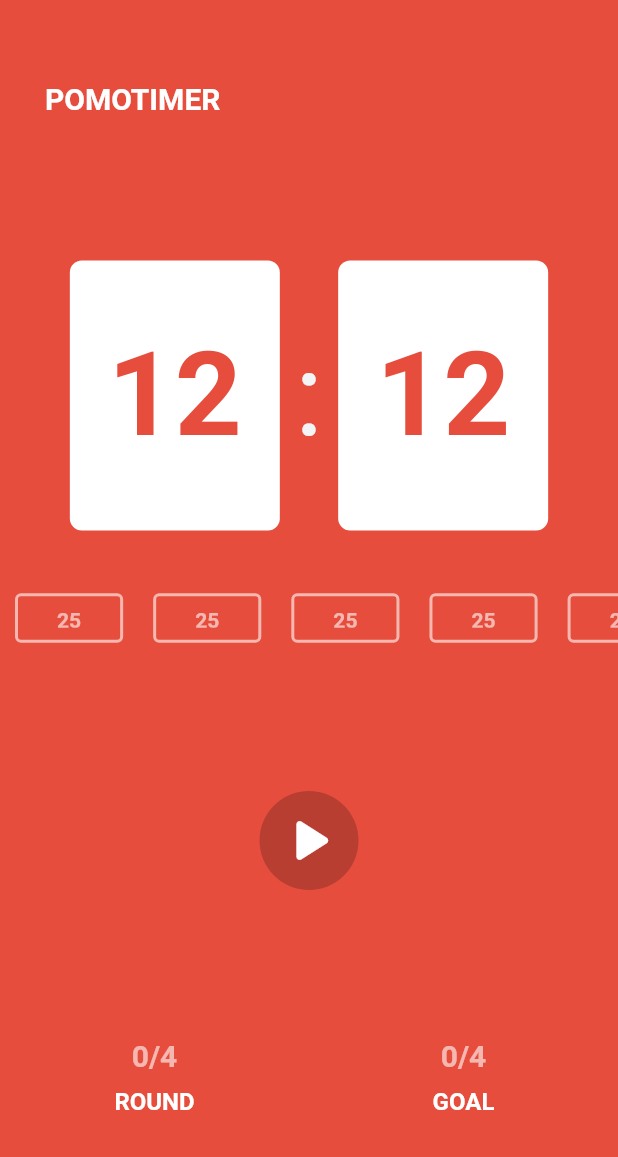
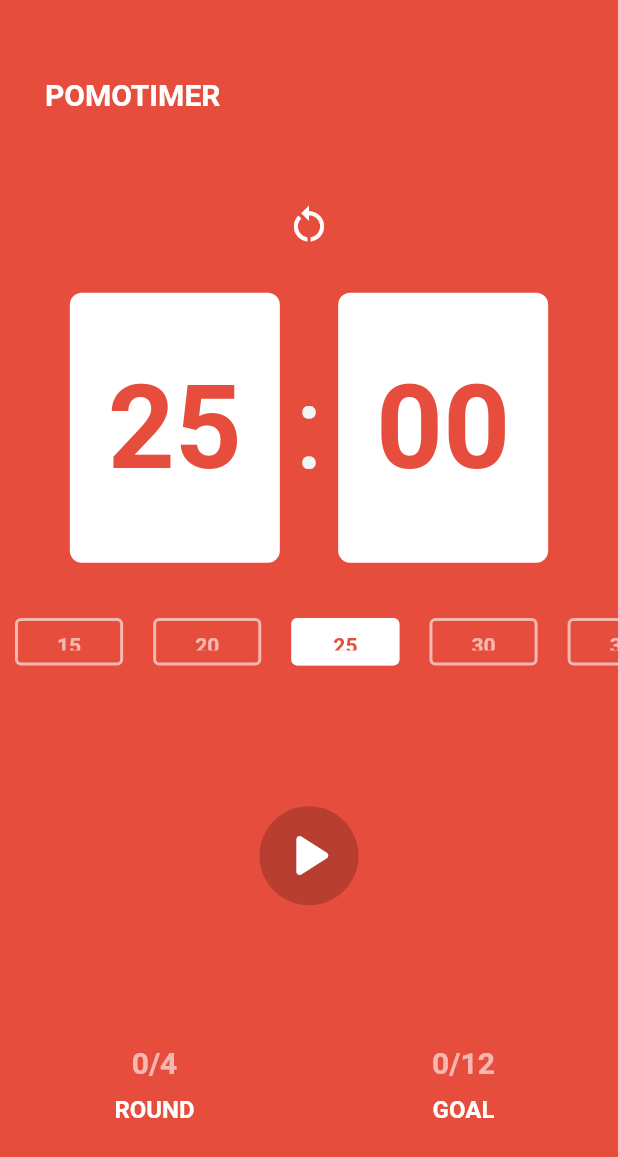
Before and after one commit to neo-rooney/challenge_pomodoro, a Flutter app: the screen it shows after launch, after a tap on "25", on a phone screen of 412 x 824 dp. Shown: the top 1157 px of the screen. Run offline on Flutter 3.47's test engine with Material 2 defaults, Android fonts, the phone set to English and light mode, and no system bars.

Commit message:
Feat: 완료

```diff
--- a/lib/main.dart
+++ b/lib/main.dart
@@ -1,3 +1,5 @@
+import 'dart:async';
+
 import 'package:flutter/material.dart';
 
 void main() {
@@ -40,6 +42,153 @@ class HomeScreen extends StatefulWidget {
 }
 
 class _HomeScreenState extends State<HomeScreen> {
+  static const fifteen = 15 * 60;
+  static const twenty = 20 * 60;
+  static const twentyFive = 25 * 60;
+  static const thirty = 30 * 60;
+  static const thirtyFive = 35 * 60;
+  static const breakTime = 5 * 60;
+
+  List<Map<String, dynamic>> list = [
+    {
+      "value": 'fifteen',
+      "isSelectd": false,
+      "second": fifteen,
+    },
+    {
+      "value": 'twenty',
+      "isSelectd": false,
+      "second": twenty,
+    },
+    {
+      "value": 'twentyFive',
+      "isSelectd": false,
+      "second": twentyFive,
+    },
+    {
+      "value": 'thirty',
+      "isSelectd": false,
+      "second": thirty,
+    },
+    {
+      "value": 'thirtyFive',
+      "isSelectd": false,
+      "second": thirtyFive,
+    }
+  ];
+
+  int totalSeconds = 3;
+  // late int totalSeconds;
+  int round = 0;
+  int goal = 0;
+  late Timer timer;
+  bool isRunning = false;
+  bool isBreakItem = false;
+
+  String formatMin(int seconds) {
+    var duration = Duration(seconds: seconds);
+    return duration.toString().split('.').first.substring(2, 4);
+  }
+
+  String formatSecond(int seconds) {
+    var duration = Duration(seconds: seconds);
+    return duration.toString().split('.').first.substring(5, 7);
+  }
+
+  void handleClickMin(String value) {
+    setState(() {
+      list = list.map((item) {
+        if (item['value'] == value) {
+          var newItem = {
+            "value": item['value'],
+            "isSelectd": true,
+            "second": item['second']
+          };
+          totalSeconds = item['second'];
+          return newItem;
+        } else {
+          var newItem = {
+            "value": item['value'],
+            "isSelectd": false,
+            "second": item['second']
+          };
+          return newItem;
+        }
+      }).toList();
+    });
+  }
+
+  void onTick(Timer timer) {
+    if (totalSeconds == 0 && !isBreakItem) {
+      timer.cancel();
+      setState(() {
+        isRunning = false;
+        isBreakItem = true;
+        totalSeconds = breakTime;
+      });
+      onStartPressed();
+      if (round == 4) {
+        setState(() {
+          round = 0;
+          goal = goal + 1;
+        });
+      } else {
+        setState(() {
+          round = round + 1;
+        });
+      }
+    } else if (totalSeconds == 0 && isBreakItem) {
+      timer.cancel();
+      List<Map<String, dynamic>> selectedItem =
+          list.where((element) => element['isSelectd'] == true).toList();
+      int selectedSecond = selectedItem.first['second'];
+      setState(() {
+        isRunning = false;
+        isBreakItem = false;
+        totalSeconds = selectedSecond;
+      });
+    } else {
+      setState(() {
+        totalSeconds = totalSeconds - 1;
+      });
+    }
+  }
+
+  void onStartPressed() {
+    timer = Timer.periodic(
+      const Duration(
+        seconds: 1,
+      ),
+      onTick,
+    );
+    setState(() {
+      isRunning = true;
+    });
+  }
+
+  void onPausePressed() {
+    timer.cancel();
+    setState(() {
+      isRunning = false;
+    });
+  }
+
+  void onReset() {
+    setState(() {
+      round = 0;
+      goal = 0;
+      isRunning = false;
+      isBreakItem = false;
+    });
+    handleClickMin('fifteen');
+  }
+
+  @override
+  void initState() {
+    super.initState();
+    handleClickMin('fifteen');
+  }
+
   @override
   Widget build(BuildContext context) {
     return Scaffold(
@@ -64,6 +213,19 @@ class _HomeScreenState extends State<HomeScreen> {
             ),
           ),
           Flexible(
+            flex: 1,
+            child: Center(
+              child: IconButton(
+                iconSize: 30,
+                color: Colors.white,
+                onPressed: onReset,
+                icon: const Icon(
+                  Icons.restart_alt,
+                ),
+              ),
+            ),
+          ),
+          Flexible(
               flex: 8,
               child: Padding(
                 padding: const EdgeInsets.all(30),
@@ -80,7 +242,7 @@ class _HomeScreenState extends State<HomeScreen> {
                         ),
                         child: Center(
                           child: Text(
-                            '12',
+                            formatMin(totalSeconds),
                             style: TextStyle(
                               color: Theme.of(context).colorScheme.background,
                               fontWeight: FontWeight.w700,
@@ -111,7 +273,7 @@ class _HomeScreenState extends State<HomeScreen> {
                         ),
                         child: Center(
                           child: Text(
-                            '12',
+                            formatSecond(totalSeconds),
                             style: TextStyle(
                               color: Theme.of(context).colorScheme.background,
                               fontWeight: FontWeight.w700,
@@ -128,10 +290,13 @@ class _HomeScreenState extends State<HomeScreen> {
             flex: 1,
             child: ListView.builder(
               scrollDirection: Axis.horizontal,
-              itemCount: 5,
+              itemCount: list.length,
               itemBuilder: (context, index) {
                 double itemWidth = MediaQuery.of(context).size.width * 0.175;
-
+                var item = list[index];
+                var value = item['value'];
+                var second = item['second'];
+                var isSelected = item['isSelectd'];
                 return Container(
                     width: itemWidth,
                     margin: const EdgeInsets.symmetric(horizontal: 10.0),
@@ -141,14 +306,21 @@ class _HomeScreenState extends State<HomeScreen> {
                         width: 2,
                       ),
                       borderRadius: BorderRadius.circular(4.0),
+                      color: isSelected
+                          ? Colors.white
+                          : Theme.of(context).colorScheme.background,
                     ),
                     child: Center(
                       child: TextButton(
-                        onPressed: () {},
+                        onPressed: () {
+                          handleClickMin(value);
+                        },
                         child: Text(
-                          '25',
+                          formatMin(second),
                           style: TextStyle(
-                            color: Colors.white.withOpacity(0.6),
+                            color: isSelected
+                                ? Theme.of(context).colorScheme.background
+                                : Colors.white.withOpacity(0.6),
                             fontWeight: FontWeight.w700,
                           ),
                         ),
@@ -169,10 +341,14 @@ class _HomeScreenState extends State<HomeScreen> {
                 child: IconButton(
                   iconSize: 50,
                   color: Colors.white,
-                  onPressed: () {},
-                  icon: const Icon(
-                    Icons.play_arrow_rounded,
-                  ),
+                  onPressed: isRunning ? onPausePressed : onStartPressed,
+                  icon: isRunning
+                      ? const Icon(
+                          Icons.pause,
+                        )
+                      : const Icon(
+                          Icons.play_arrow_rounded,
+                        ),
                 ),
               ),
             ),
@@ -186,7 +362,7 @@ class _HomeScreenState extends State<HomeScreen> {
                     child: Column(
                       children: [
                         Text(
-                          '0/4',
+                          '$round/4',
                           style: TextStyle(
                             color: Colors.white.withOpacity(
                               0.6,
@@ -215,7 +391,7 @@ class _HomeScreenState extends State<HomeScreen> {
                     child: Column(
                       children: [
                         Text(
-                          '0/4',
+                          '$goal/12',
                           style: TextStyle(
                             color: Colors.white.withOpacity(
                               0.6,
```
